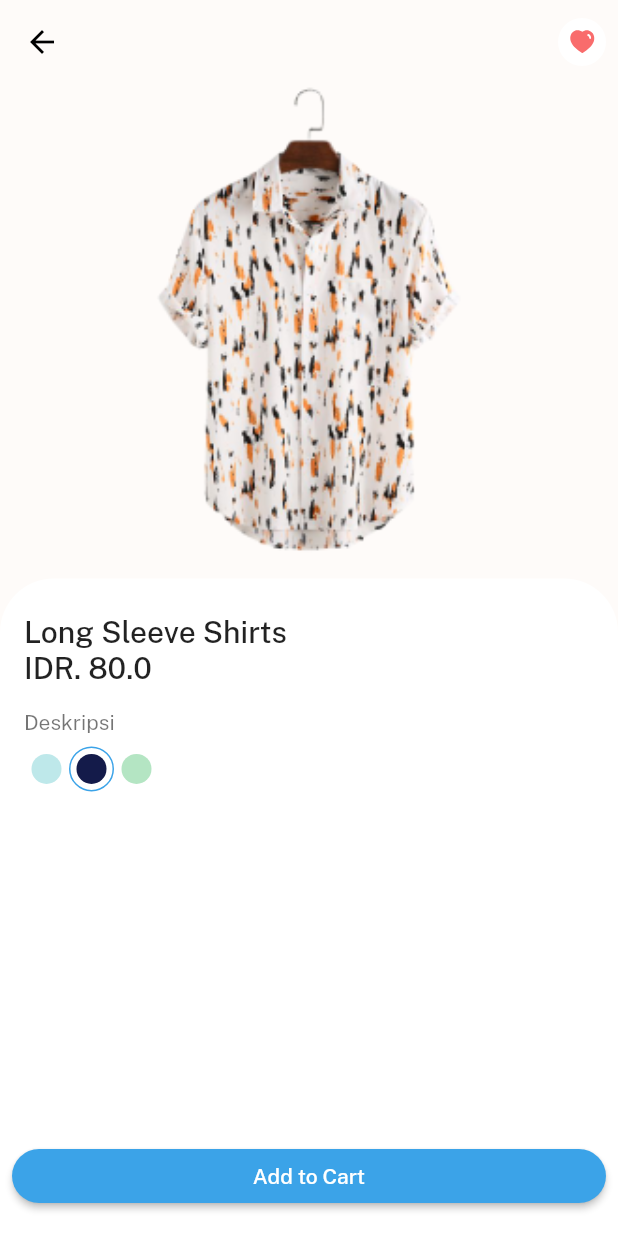
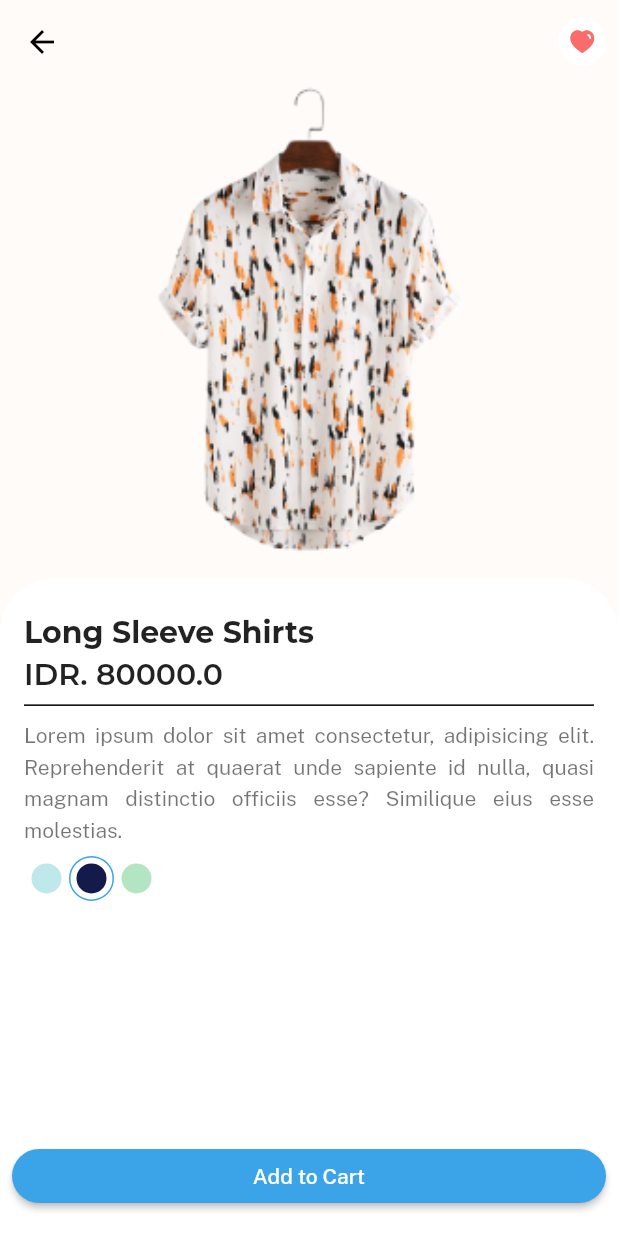
Before and after one commit to cavinhartono/clothing-flutter, a Flutter app: the screen it shows after launch, after a tap on "Long Sleeve Shirts", on a phone screen of 412 x 824 dp. Run offline on Flutter 3.47's test engine with Material 2 defaults, Android fonts, the light colour scheme and no system bars; our stand-ins replace flutter_svg.

Commit message:
Product Detail is done

```diff
--- a/lib/compoments/product_list.dart
+++ b/lib/compoments/product_list.dart
@@ -33,8 +33,8 @@ class ProductList extends StatelessWidget {
                 width: double.infinity,
                 decoration: BoxDecoration(
                     color: bgColor,
-                    borderRadius:
-                        BorderRadius.all(Radius.circular(defaultBorderRadius))),
+                    borderRadius: const BorderRadius.all(
+                        Radius.circular(defaultBorderRadius))),
                 child: Image.asset(image, height: 148)),
             const SizedBox(height: defaultPadding / 2),
             Row(
--- a/lib/models/product.dart
+++ b/lib/models/product.dart
@@ -17,21 +17,21 @@ List<Product> products = [
   Product(
       image: "assets/images/product_0.png",
       title: "Long Sleeve Shirts",
-      price: 80.0,
+      price: 80000,
       bgColor: const Color(0xfffefbf9)),
   Product(
       image: "assets/images/product_1.png",
       title: "Casual Henley Shirts",
-      price: 99.0,
+      price: 99000,
       bgColor: const Color(0xfffefbf9)),
   Product(
       image: "assets/images/product_2.png",
       title: "Curved Hem Shirts",
-      price: 180.0,
+      price: 180000,
       bgColor: const Color(0xfffefbf9)),
   Product(
       image: "assets/images/product_3.png",
       title: "Casual Nolin",
-      price: 149.0,
+      price: 149000,
       bgColor: const Color(0xfffefbf9)),
 ];
--- a/lib/screen/homepage.dart
+++ b/lib/screen/homepage.dart
@@ -33,17 +33,19 @@ class Homepage extends StatelessWidget {
         ],
       ),
       body: Padding(
-        padding: const EdgeInsets.all(defaultPadding),
+        padding: const EdgeInsets.symmetric(
+            vertical: defaultPadding * 2, horizontal: defaultPadding),
         child: Column(
           crossAxisAlignment: CrossAxisAlignment.start,
           children: [
             Text(
               "Explore",
-              style: Theme.of(context)
-                  .textTheme
-                  .headline4!
-                  .copyWith(fontWeight: FontWeight.w500, color: titleColor),
+              style: Theme.of(context).textTheme.headline4!.copyWith(
+                  fontFamily: "Montserrat",
+                  fontWeight: FontWeight.w700,
+                  color: titleColor),
             ),
+            const SizedBox(height: defaultPadding / 2),
             const Text("Best Outfit for You", style: TextStyle(fontSize: 18)),
             const Padding(
               padding: EdgeInsets.symmetric(vertical: defaultPadding),
--- a/lib/screen/product_detail.dart
+++ b/lib/screen/product_detail.dart
@@ -43,20 +43,40 @@ class ProductDetail extends StatelessWidget {
                   crossAxisAlignment: CrossAxisAlignment.start,
                   children: [
                     Container(
+                        width: double.infinity,
+                        decoration: const BoxDecoration(
+                          border: Border(
+                              bottom:
+                                  BorderSide(width: 1, color: Colors.black)),
+                        ),
                         padding: const EdgeInsets.symmetric(
                             vertical: defaultPadding / 2),
                         child: Column(
                             crossAxisAlignment: CrossAxisAlignment.start,
                             children: [
                               Text(product.title,
-                                  style: Theme.of(context).textTheme.headline6),
+                                  style: Theme.of(context)
+                                      .textTheme
+                                      .headline6!
+                                      .copyWith(
+                                          fontFamily: "Montserrat",
+                                          fontWeight: FontWeight.w700)),
+                              const SizedBox(height: 4),
                               Text("IDR. ${product.price.toString()}",
-                                  style: Theme.of(context).textTheme.headline6),
+                                  style: Theme.of(context)
+                                      .textTheme
+                                      .headline6!
+                                      .copyWith(
+                                          fontFamily: "Montserrat",
+                                          fontWeight: FontWeight.w600)),
                             ])),
                     const Padding(
                         padding:
                             EdgeInsets.symmetric(vertical: defaultPadding / 2),
-                        child: Text("Deskripsi")),
+                        child: Text(
+                            "Lorem ipsum dolor sit amet consectetur, adipisicing elit. Reprehenderit at quaerat unde sapiente id nulla, quasi magnam distinctio officiis esse? Similique eius esse molestias.",
+                            textAlign: TextAlign.justify,
+                            style: TextStyle(height: 1.5))),
                     Row(
                       children: [
                         ColorDot(
```
